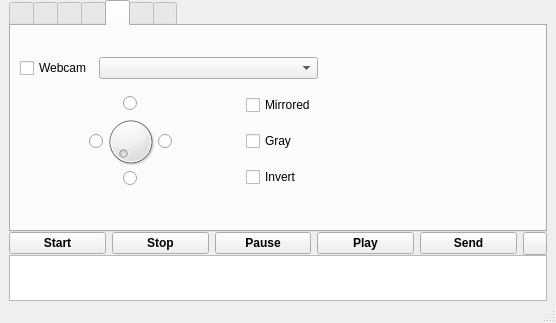
Before: the Qt Designer form vokoscreen.ui in yanuarakhid/vokoscreen, drawn with Qt 5.
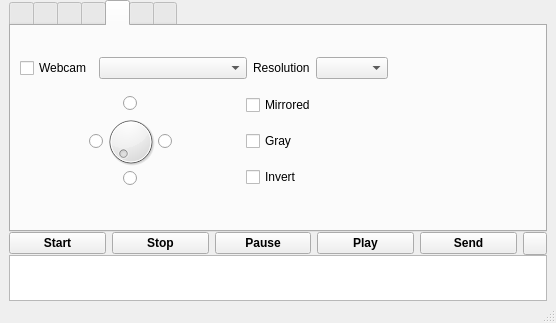
After: the same form once the commit is applied. The open tabs and pages were chosen to show the change.

```diff
--- a/vokoscreen.ui
+++ b/vokoscreen.ui
@@ -657,6 +657,20 @@
                 </property>
                </widget>
               </item>
+              <item>
+               <widget class="QLabel" name="resolutionLabel">
+                <property name="text">
+                 <string>Resolution</string>
+                </property>
+               </widget>
+              </item>
+              <item>
+               <layout class="QVBoxLayout" name="verticalLayout_19">
+                <item>
+                 <widget class="QComboBox" name="resolutionComboBox"/>
+                </item>
+               </layout>
+              </item>
               <item>
                <spacer name="horizontalSpacer_14">
                 <property name="orientation">
```
Left out of the diff: 6 changed lines with no effect on the pictures.
